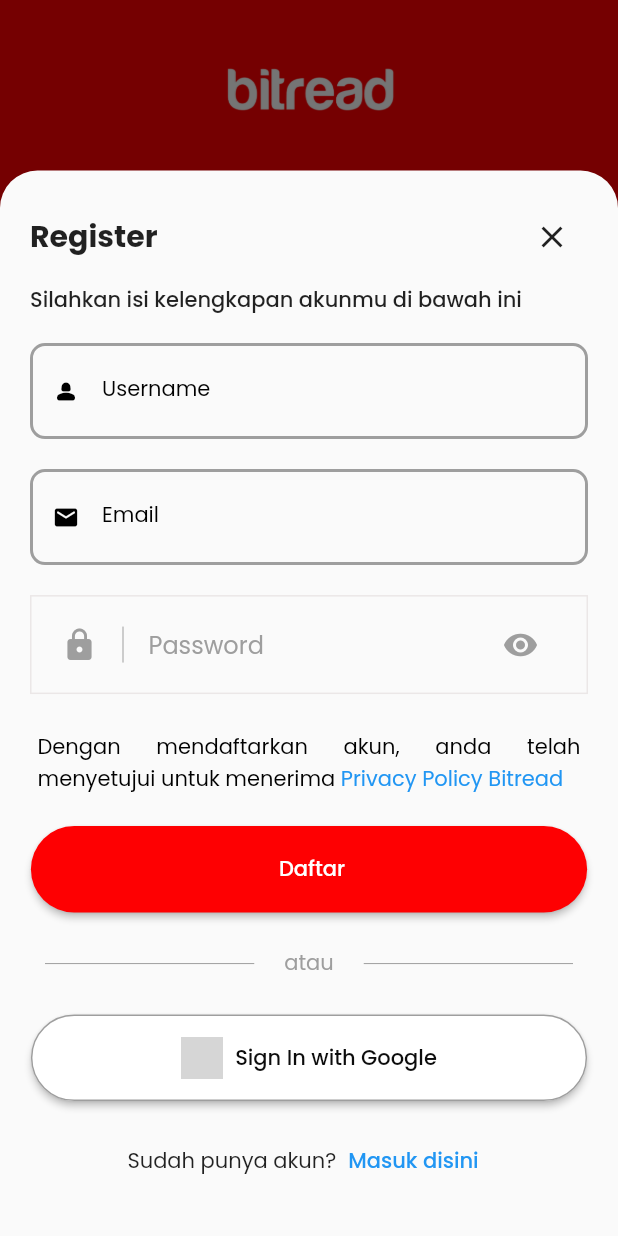
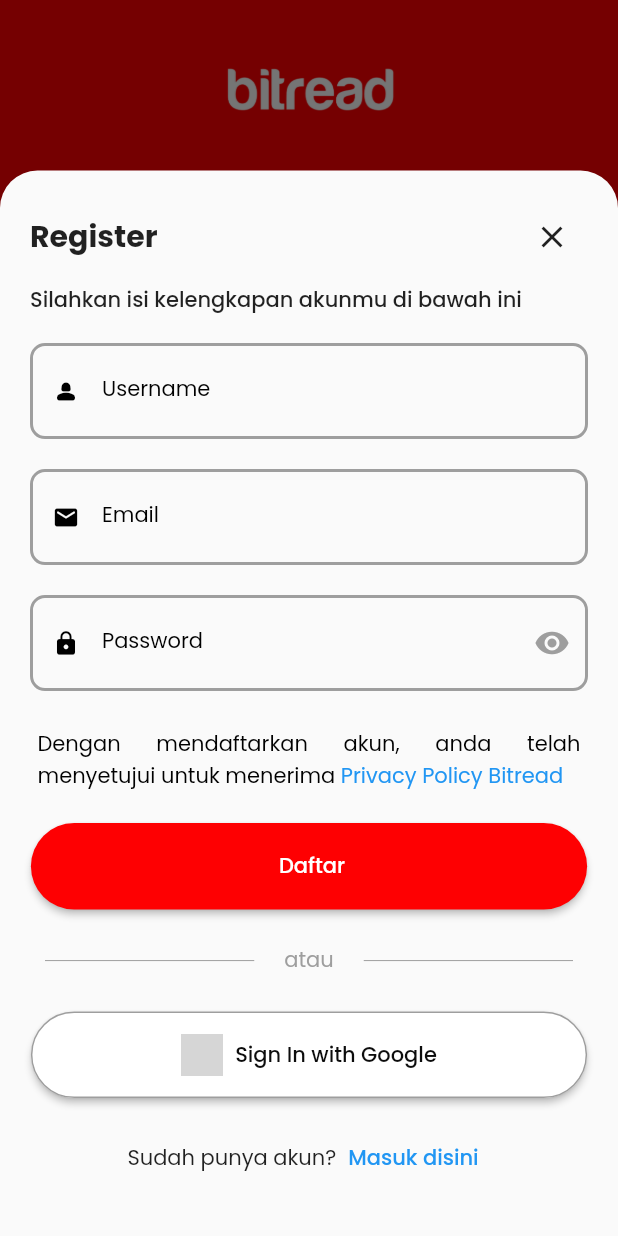
Before and after one commit to AhmadNaufal2525/bitread-app, a Flutter app: the screen it shows after launch, after a tap on "Register", on a phone screen of 412 x 824 dp. Run offline on Flutter 3.47's test engine with Material 2 defaults, Android fonts, the phone set to English and light mode, and no system bars; our stand-ins replace animate_do, cached_network_image, carousel_slider, cloud_firestore, curved_navigation_bar, firebase_auth and 10 more; missing offline and left inert: easy_pdf_viewer; accounts and stored records are empty; grey boxes are pictures that could not be loaded.

Commit message:
update password_text_field

```diff
--- a/lib/widget/password_text_field.dart
+++ b/lib/widget/password_text_field.dart
@@ -14,7 +14,8 @@
     required this.hintText,
     this.validator,
     this.initialValue,
-    this.controller, required this.onChanged,
+    this.controller,
+    required this.onChanged,
   }) : super(key: key);
 
   @override
@@ -35,51 +36,52 @@
 
   @override
   Widget build(BuildContext context) {
-    return Container(
-      padding: const EdgeInsets.symmetric(vertical: 8.0, horizontal: 20.0),
-      decoration: BoxDecoration(
-        border: Border.all(color: const Color.fromARGB(255, 235, 231, 231)),
-      ),
-      child: Row(
-        children: [
-          Icon(
-            widget.icon,
-            color: Colors.grey,
-          ),
-          const Expanded(
-            child: SizedBox(
-              height: 24.0,
-              child: VerticalDivider(color: Colors.grey),
-            ),
-          ),
-          Expanded(
-            flex: 8,
-            child: TextFormField(
+    return TextFormField(
       onChanged: widget.onChanged,
       controller: widget.controller,
       validator: widget.validator,
       obscureText: obscureText,
       decoration: InputDecoration(
+        labelText: widget.hintText,
+        hintText: widget.hintText,
+        labelStyle: const TextStyle(
+          color: Colors.black,
+          fontSize: 14,
+          fontWeight: FontWeight.w400,
+        ),
+        prefixIcon: Icon(
+          widget.icon,
+          color: Colors.black,
+          size: 18,
+        ),
         suffixIcon: GestureDetector(
           onTap: () {
-                    setState(
-                      () {
+            setState(() {
               obscureText = !obscureText;
-                      },
-                    );
+            });
           },
           child: Icon(
             obscureText ? Icons.visibility : Icons.visibility_off,
             color: Colors.grey,
           ),
         ),
-                hintText: widget.hintText,
-                border: InputBorder.none,
-                hintStyle: const TextStyle(color: Colors.grey),
+        enabledBorder: OutlineInputBorder(
+          borderSide: const BorderSide(color: Colors.grey, width: 2),
+          borderRadius: BorderRadius.circular(10),
         ),
+        floatingLabelStyle: const TextStyle(color: Colors.black, fontSize: 18),
+        focusedBorder: OutlineInputBorder(
+          borderSide: const BorderSide(color: Colors.black, width: 1.5),
+          borderRadius: BorderRadius.circular(10),
         ),
+        errorBorder: OutlineInputBorder(
+          borderSide: const BorderSide(color: Colors.red, width: 1.5),
+          borderRadius: BorderRadius.circular(10),
         ),
-        ],
+        focusedErrorBorder: OutlineInputBorder(
+          borderSide: const BorderSide(color: Colors.red, width: 1.5),
+          borderRadius: BorderRadius.circular(10),
+        ),
       ),
     );
   }
```
Lines whose indentation alone changed are shown as unchanged.
